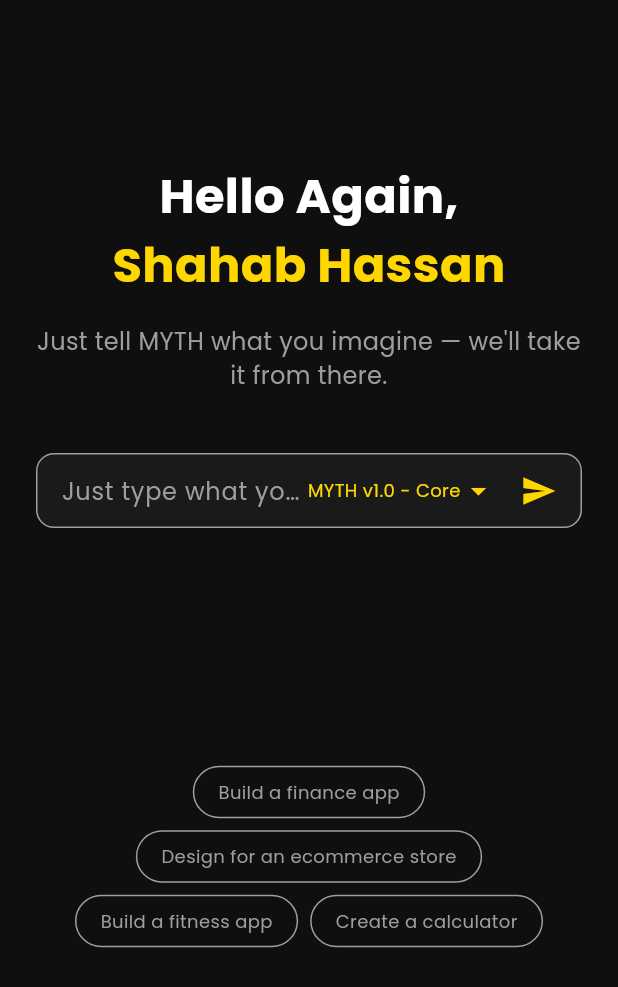
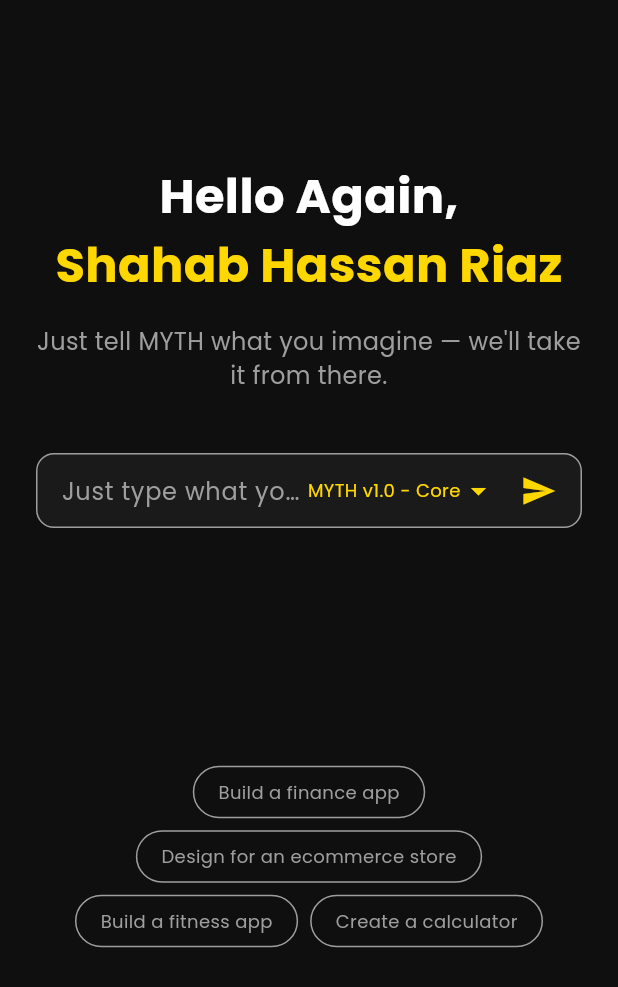
Before and after one commit to rajadaud12/MYTH-Apps-Builder, a Flutter app: the screen it shows after launch, on a phone screen of 412 x 824 dp. Shown: the top 987 px of the screen. Run offline on Flutter 3.47's test engine with Material 3 defaults, Android fonts, the phone set to English and light mode, and no system bars; our stand-ins replace google_fonts.

Commit message:
Update lib/screens/home.dart via MYTH Build System (Branch: project-69cbaea7a32e4920c975a776)

```diff
--- a/lib/screens/home.dart
+++ b/lib/screens/home.dart
@@ -35,7 +35,7 @@ class _HomeScreenState extends State<HomeScreen> {
                 textAlign: TextAlign.center,
               ),
               Text(
-                'Shahab Hassan',
+                'Shahab Hassan Riaz',
                 style: GoogleFonts.poppins(
                   fontSize: 32,
                   fontWeight: FontWeight.bold,
```
